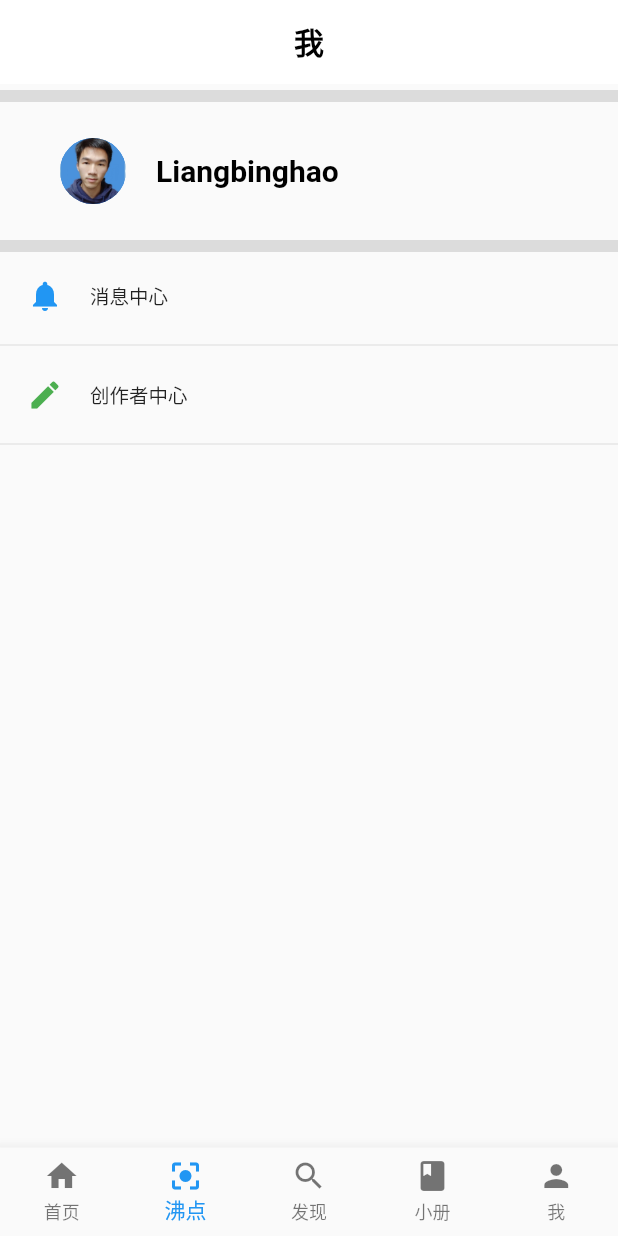
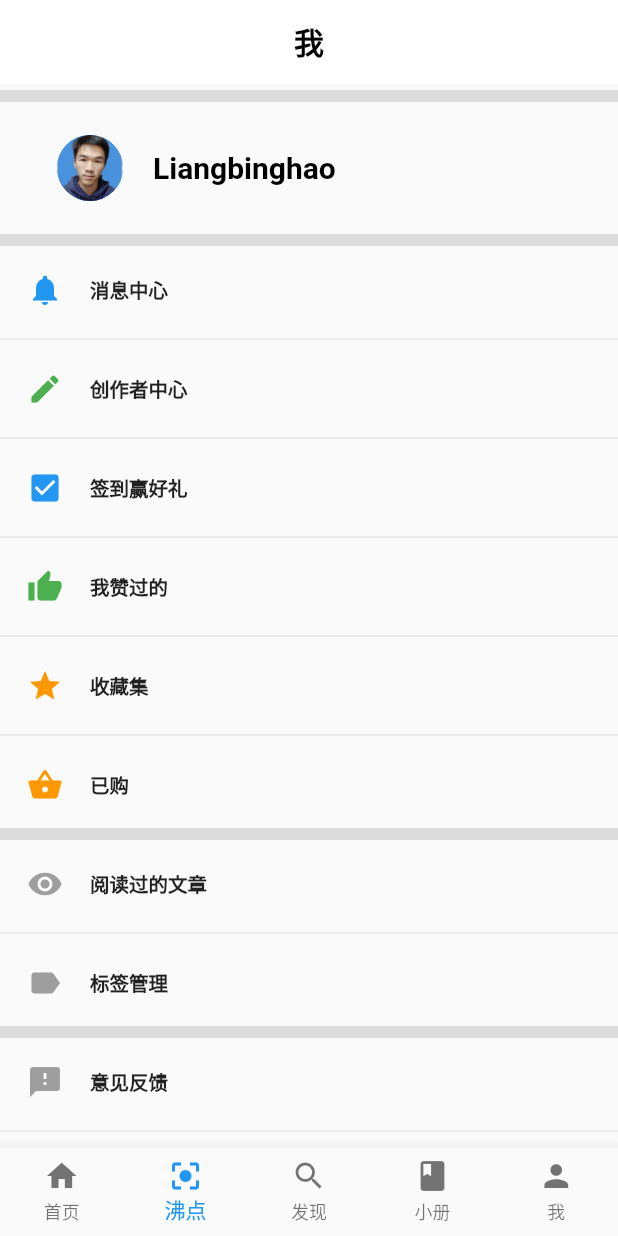
Before and after one commit to bingbing233/flutter_demo_juejin, a Flutter app: the screen it shows after launch, on a phone screen of 412 x 824 dp. Run offline on Flutter 3.47's test engine with Material 2 defaults, Android fonts, the phone set to English and light mode, and no system bars.

Commit message:
个人页基本完成

```diff
--- a/lib/main.dart
+++ b/lib/main.dart
@@ -1,7 +1,13 @@
 import 'package:flutter/material.dart';
+import 'package:flutter/services.dart';
 import 'package:flutter_juejin/pages/mine.dart';
 
-void main() => runApp(MyApp());
+void main() {
+  //状态栏设置为白色
+  SystemChrome.setSystemUIOverlayStyle(
+      const SystemUiOverlayStyle(statusBarColor: Colors.transparent));
+  runApp(MyApp());
+}
 
 class MyApp extends StatelessWidget {
   const MyApp({Key? key}) : super(key: key);
@@ -26,7 +32,6 @@ class MyHomepage extends StatefulWidget {
 }
 
 class _MyHomepageState extends State<MyHomepage> {
-
   late int _currentIndex;
   late Widget _currentBody;
 
@@ -38,9 +43,10 @@ class _MyHomepageState extends State<MyHomepage> {
         type: BottomNavigationBarType.fixed,
         currentIndex: _currentIndex,
         items: bottomNavigationBarItem,
-        onTap: (index){
-          switch(index){
-            case 5:_currentBody = const MinePage();
+        onTap: (index) {
+          switch (index) {
+            case 5:
+              _currentBody = const MinePage();
           }
           setState(() {
             _currentIndex = index;
@@ -60,8 +66,12 @@ class _MyHomepageState extends State<MyHomepage> {
   }
 
   final List<BottomNavigationBarItem> bottomNavigationBarItem = [
-    const BottomNavigationBarItem(icon: Icon(Icons.home), label: "首页",),
-    const BottomNavigationBarItem(icon: Icon(Icons.center_focus_strong), label: "沸点"),
+    const BottomNavigationBarItem(
+      icon: Icon(Icons.home),
+      label: "首页",
+    ),
+    const BottomNavigationBarItem(
+        icon: Icon(Icons.center_focus_strong), label: "沸点"),
     const BottomNavigationBarItem(icon: Icon(Icons.search), label: "发现"),
     const BottomNavigationBarItem(icon: Icon(Icons.book), label: "小册"),
     const BottomNavigationBarItem(icon: Icon(Icons.person), label: "我")
--- a/lib/pages/mine.dart
+++ b/lib/pages/mine.dart
@@ -2,6 +2,7 @@ import 'package:flutter/cupertino.dart';
 import 'package:flutter/material.dart';
 import 'package:flutter/painting.dart';
 import 'package:flutter/rendering.dart';
+import 'package:flutter/widgets.dart';
 
 class MinePage extends StatelessWidget {
   const MinePage({Key? key}) : super(key: key);
@@ -18,25 +19,87 @@ class MinePage extends StatelessWidget {
             style: TextStyle(color: Colors.black, fontWeight: FontWeight.bold),
           ),
         ),
-      body: Column(
+        body: SingleChildScrollView(
+          child: Column(
             children: const <Widget>[
-          Divider(thickness: 8, color: Colors.black12,),
+              Divider(
+                thickness: 8,
+                color: Colors.black12,
+              ),
               _MyHeader(),
-          Divider(thickness: 8, color: Colors.black12,),
-          _MyItem(icon: Icon(Icons.notifications, color: Colors.blue,),
+              Divider(
+                thickness: 8,
+                color: Colors.black12,
+              ),
+              _MyItem(
+                  icon: Icon(
+                    Icons.notifications,
+                    color: Colors.blue,
+                  ),
                   title: "消息中心",
                   suffixText: ""),
               Divider(),
-          _MyItem(icon: Icon(Icons.edit, color: Colors.green,),
+              _MyItem(
+                  icon: Icon(
+                    Icons.edit,
+                    color: Colors.green,
+                  ),
                   title: "创作者中心",
                   suffixText: ""),
-          Divider()
+              Divider(),
+              _MyItem(
+                  icon: Icon(
+                    Icons.check_box,
+                    color: Colors.blue,
+                  ),
+                  title: "签到赢好礼",
+                  suffixText: ""),
+              Divider(),
+              _MyItem(
+                  icon: Icon(
+                    Icons.thumb_up,
+                    color: Colors.green,
+                  ),
+                  title: "我赞过的",
+                  suffixText: ""),
+              Divider(),
+              _MyItem(
+                  icon: Icon(
+                    Icons.star,
+                    color: Colors.orange,
+                  ),
+                  title: "收藏集",
+                  suffixText: ""),
+              Divider(),
+              _MyItem(
+                  icon: Icon(
+                    Icons.shopping_basket,
+                    color: Colors.orange,
+                  ),
+                  title: "已购",
+                  suffixText: ""),
+              Divider(
+                thickness: 8,
+                color: Colors.black12,
+              ),
+              _MyItem(icon: Icon(Icons.remove_red_eye,color: Colors.grey,), title: "阅读过的文章", suffixText: ""),
+              Divider(),
+              _MyItem(icon: Icon(Icons.label,color: Colors.grey,), title: "标签管理", suffixText: ""),
+              Divider(
+                thickness: 8,
+                color: Colors.black12,
+              ),
+              _MyItem(icon: Icon(Icons.feedback,color: Colors.grey,), title: "意见反馈", suffixText: ""),
+              Divider(),
+              _MyItem(icon: Icon(Icons.nightlight_round,color: Colors.grey,), title: "深色模式", suffixText: ""),
+              Divider(),
+              _MyItem(icon: Icon(Icons.settings,color: Colors.grey,), title: "设置", suffixText: ""),
+              Divider(),
             ],
           ),
-    );
+        ));
   }
 }
-
 
 ///顶部header部分
 class _MyHeader extends StatelessWidget {
@@ -48,27 +111,39 @@ class _MyHeader extends StatelessWidget {
       child: Row(
         crossAxisAlignment: CrossAxisAlignment.center,
         children: const <Widget>[
-          SizedBox(width: 20,),
+          SizedBox(
+            width: 20,
+          ),
           CircleAvatar(
-            backgroundImage: AssetImage("assets/avatar.jpg"), radius: 22,),
-          SizedBox(width: 20,),
-          Text("Liangbinghao", style: TextStyle(
-              color: Colors.black, fontWeight: FontWeight.bold, fontSize: 20),)
+            backgroundImage: AssetImage("assets/avatar.jpg"),
+            radius: 22,
+          ),
+          SizedBox(
+            width: 20,
+          ),
+          Text(
+            "Liangbinghao",
+            style: TextStyle(
+                color: Colors.black, fontWeight: FontWeight.bold, fontSize: 20),
+          )
         ],
-      ), padding: const EdgeInsets.all(20),
+      ),
+      padding: const EdgeInsets.all(18),
     );
   }
 }
 
 ///其他item
 class _MyItem extends StatelessWidget {
-
   final Icon icon;
   final String title;
   final String suffixText;
 
   const _MyItem(
-      {Key? key, required this.icon, required this.title, required this.suffixText})
+      {Key? key,
+      required this.icon,
+      required this.title,
+      required this.suffixText})
       : super(key: key);
 
   @override
@@ -80,14 +155,19 @@ class _MyItem extends StatelessWidget {
         child: Row(
           crossAxisAlignment: CrossAxisAlignment.center,
           children: <Widget>[
-            SizedBox(width: 18,),
+            const SizedBox(
+              width: 18,
+            ),
             icon,
-            SizedBox(width: 18,),
-            Text(title, style: TextStyle(fontSize: 13))
+            const SizedBox(
+              width: 18,
+            ),
+            Text(title,
+                style:
+                    const TextStyle(fontSize: 13, fontWeight: FontWeight.w800))
           ],
         ),
       ),
     );
   }
-
 }
```
Lines whose indentation alone changed are shown as unchanged.
